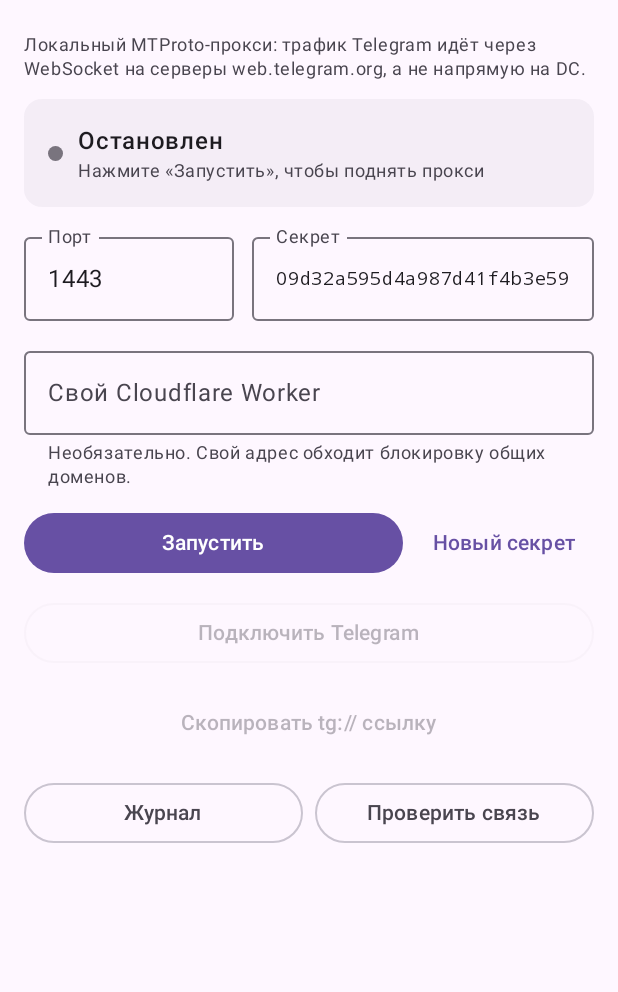
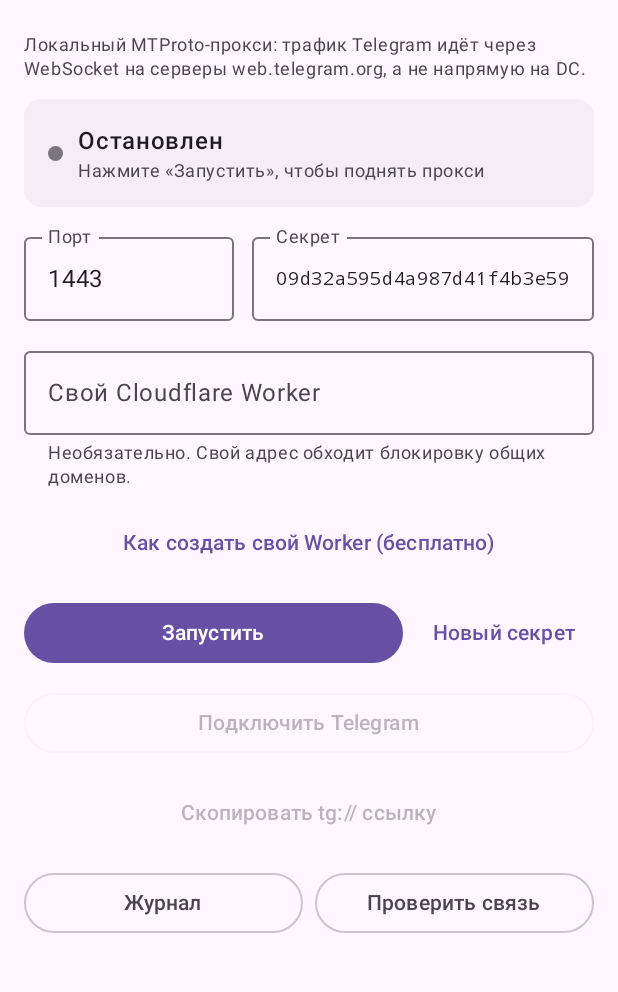
Before and after one commit to Njambo/TgWsProxy-for-phone, an Android app built with Jetpack Compose: the screen it shows after launch (MainActivity), on a phone screen of 412 x 824 dp, the part 93-1085 px from its top. Run offline under Robolectric (Android 15) with nearby library versions, the phone set to English and light mode, and no system bars.

Commit message:
orker: только адреса elegram, быстрое развёртывание

```diff
--- a/android/app/src/main/java/org/tgwsproxy/mobile/MainActivity.kt
+++ b/android/app/src/main/java/org/tgwsproxy/mobile/MainActivity.kt
@@ -437,6 +437,15 @@ private fun Screen(
             modifier = Modifier.fillMaxWidth()
         )
 
+        TextButton(
+            onClick = {
+                openUrl("https://github.com/Njambo/TgWsProxy-for-phone#свой-cloudflare-worker")
+            },
+            modifier = Modifier.fillMaxWidth()
+        ) {
+            Text("Как создать свой Worker (бесплатно)")
+        }
+
         Row(horizontalArrangement = Arrangement.spacedBy(8.dp)) {
             if (running) {
                 Button(
```
Also changed, not shown: 3 other files.
